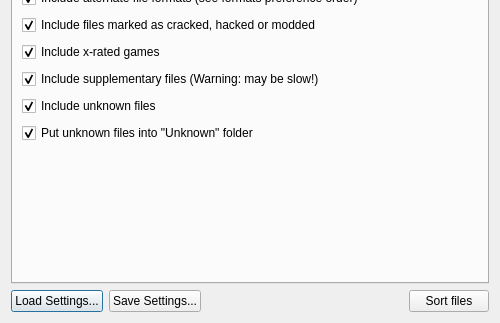
Qt form ui/SorterLauncher.ui (ladyeklipse/ZX-Pokemaster) before a commit; both pictures show x 0 to 500 and y 227 to 550 of the 500 by 550 pixel window.
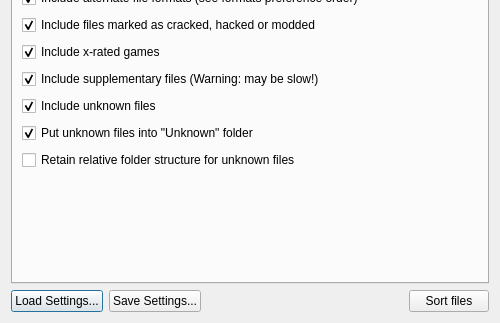
The same form after that commit. Icons and pictures are not drawn.

Commit message: Managing unknown files is works both in tests and UI.

Diff of the .ui file:
```diff
--- a/ui/SorterLauncher.ui
+++ b/ui/SorterLauncher.ui
@@ -282,7 +282,7 @@
       <attribute name="title">
        <string>File filtering</string>
       </attribute>
-      <layout class="QVBoxLayout" name="verticalLayout" stretch="0,0,0,1,1,1,1,1,1,0,0,0,1">
+      <layout class="QVBoxLayout" name="verticalLayout" stretch="0,0,0,1,1,1,1,1,1,0,0,0,0,1">
        <property name="spacing">
         <number>7</number>
        </property>
@@ -461,6 +461,19 @@
          </property>
         </widget>
        </item>
+       <item>
+        <widget class="QCheckBox" name="chkRetainFoldersForUnknownFiles">
+         <property name="text">
+          <string extracomment="If unchecked, unknown files will be mixed with known and properly renamed ones.">Retain relative folder structure for unknown files</string>
+         </property>
+         <property name="checked">
+          <bool>false</bool>
+         </property>
+         <property name="tristate">
+          <bool>false</bool>
+         </property>
+        </widget>
+       </item>
        <item>
         <spacer name="verticalSpacer">
          <property name="orientation">
```
Left out of the diff: 6 changed lines with no effect on the pictures. The commit also changes 7 other files.
